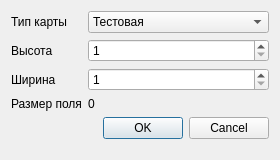
The window that CellularAutomat/Forms/MapEditor/MapSettings.ui (GeorgyGogol/work_Cellular_Automat_2) describes before a commit, drawn with Qt 5.
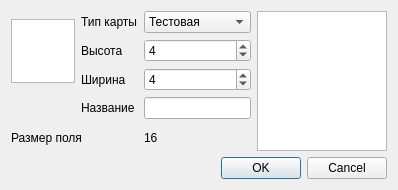
The same window after the commit.

Patch:
```diff
--- a/CellularAutomat/Forms/MapEditor/MapSettings.ui
+++ b/CellularAutomat/Forms/MapEditor/MapSettings.ui
@@ -6,28 +6,47 @@
    <rect>
     <x>0</x>
     <y>0</y>
-    <width>280</width>
-    <height>160</height>
+    <width>398</width>
+    <height>190</height>
    </rect>
   </property>
   <property name="minimumSize">
    <size>
-    <width>280</width>
-    <height>160</height>
+    <width>220</width>
+    <height>190</height>
    </size>
   </property>
   <property name="windowTitle">
    <string>Настройки карты</string>
   </property>
-  <layout class="QFormLayout" name="formLayout">
-   <item row="0" column="0">
-    <widget class="QLabel" name="label">
-     <property name="text">
-      <string>Тип карты</string>
+  <layout class="QGridLayout" name="gridLayout">
+   <item row="2" column="2">
+    <widget class="QSpinBox" name="MapWidth">
+     <property name="minimum">
+      <number>1</number>
      </property>
+     <property name="value">
+      <number>4</number>
+     </property>
     </widget>
    </item>
-   <item row="2" column="0">
+   <item row="0" column="3" rowspan="5">
+    <widget class="QTextBrowser" name="textBrowser">
+     <property name="minimumSize">
+      <size>
+       <width>130</width>
+       <height>0</height>
+      </size>
+     </property>
+     <property name="maximumSize">
+      <size>
+       <width>130</width>
+       <height>16777215</height>
+      </size>
+     </property>
+    </widget>
+   </item>
+   <item row="1" column="1">
     <widget class="QLabel" name="label_2">
      <property name="text">
       <string>Высота</string>
@@ -35,44 +54,54 @@
     </widget>
    </item>
    <item row="2" column="1">
-    <widget class="QSpinBox" name="MapHeight">
-     <property name="minimum">
-      <number>1</number>
-     </property>
-     <property name="value">
-      <number>1</number>
-     </property>
-    </widget>
-   </item>
-   <item row="4" column="0">
     <widget class="QLabel" name="label_3">
      <property name="text">
       <string>Ширина</string>
      </property>
     </widget>
    </item>
-   <item row="4" column="1">
-    <widget class="QSpinBox" name="MapWidth">
-     <property name="minimum">
-      <number>1</number>
-     </property>
-    </widget>
-   </item>
-   <item row="6" column="0">
+   <item row="4" column="0" colspan="2">
     <widget class="QLabel" name="label_4">
      <property name="text">
       <string>Размер поля</string>
      </property>
     </widget>
    </item>
-   <item row="6" column="1">
+   <item row="3" column="1">
+    <widget class="QLabel" name="label_5">
+     <property name="text">
+      <string>Название</string>
+     </property>
+    </widget>
+   </item>
+   <item row="4" column="2">
     <widget class="QLabel" name="LFieldSizeCells">
      <property name="text">
-      <string>0</string>
+      <string>16</string>
      </property>
     </widget>
    </item>
-   <item row="7" column="0" colspan="2">
+   <item row="0" column="0" rowspan="3">
+    <widget class="QGraphicsView" name="graphicsView">
+     <property name="maximumSize">
+      <size>
+       <width>64</width>
+       <height>64</height>
+      </size>
+     </property>
+    </widget>
+   </item>
+   <item row="1" column="2">
+    <widget class="QSpinBox" name="MapHeight">
+     <property name="minimum">
+      <number>1</number>
+     </property>
+     <property name="value">
+      <number>4</number>
+     </property>
+    </widget>
+   </item>
+   <item row="5" column="0" colspan="4">
     <widget class="QDialogButtonBox" name="buttonBox">
      <property name="standardButtons">
       <set>QDialogButtonBox::Cancel|QDialogButtonBox::Ok</set>
@@ -80,6 +109,13 @@
     </widget>
    </item>
    <item row="0" column="1">
+    <widget class="QLabel" name="label">
+     <property name="text">
+      <string>Тип карты</string>
+     </property>
+    </widget>
+   </item>
+   <item row="0" column="2">
     <widget class="QComboBox" name="MapType">
      <item>
       <property name="text">
@@ -88,6 +124,9 @@
      </item>
     </widget>
    </item>
+   <item row="3" column="2">
+    <widget class="QLineEdit" name="eFieldName"/>
+   </item>
   </layout>
  </widget>
  <layoutdefault spacing="6" margin="11"/>
```
